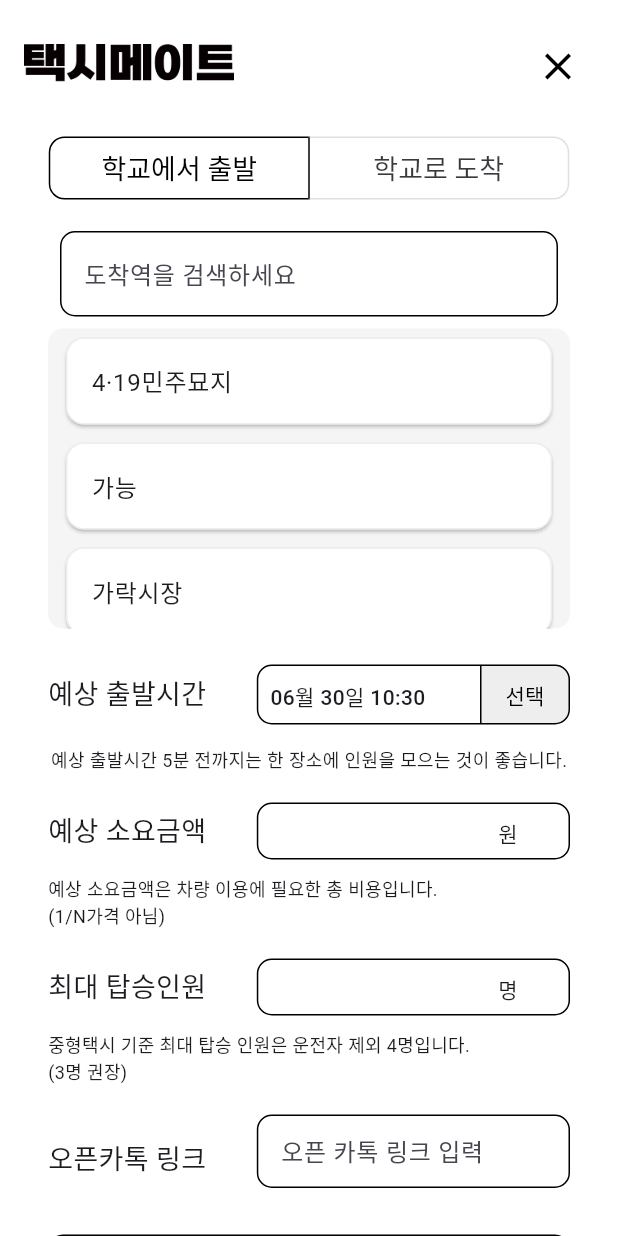
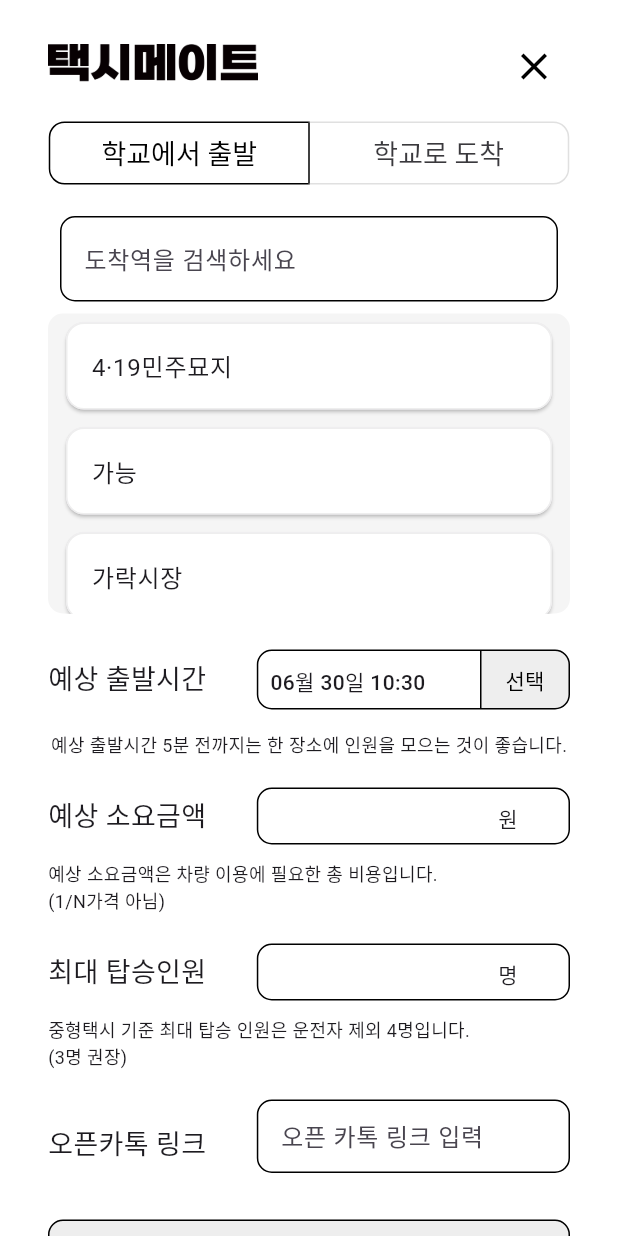
Before and after one commit to jia5232/taximate_frontend, a Flutter app: the PostFormScreen widget shown alone on an empty page, opened directly, on a phone screen of 412 x 824 dp. Run offline on Flutter 3.47's test engine with Material 3 defaults, Android fonts, the phone set to English and light mode, and no system bars; our stand-ins replace dio, flutter_riverpod, flutter_secure_storage, font_awesome_flutter, go_router, package_info_plus and 2 more; missing offline and left inert: flutter_email_sender; accounts and stored records are empty; generated files the repository leaves out were written again; Roboto replaces fonts that are missing (GmarketSans).

Commit message:
feat: 글 작성 수정폼 UI 변경

```diff
--- a/lib/post/view/post_form_screen.dart
+++ b/lib/post/view/post_form_screen.dart
@@ -175,7 +175,7 @@ class _PostFormScreenState extends ConsumerState<PostFormScreen> {
             child: Column(
               children: [
                 _buildTop(ref, context),
-                SizedBox(height: 20),
+                SizedBox(height: 10),
                 ToggleButtons(
                   children: [
                     Padding(
@@ -632,7 +632,8 @@ class _PostFormScreenState extends ConsumerState<PostFormScreen> {
       univName = memberState.univName; // ex.'국민대학교'
     }
 
-    return Container(
+    return Padding(
+      padding: const EdgeInsets.symmetric(horizontal: 16.0),
       child: Row(
         mainAxisAlignment: MainAxisAlignment.spaceBetween,
         children: [
--- a/lib/post/view/post_update_form_screen.dart
+++ b/lib/post/view/post_update_form_screen.dart
@@ -583,7 +583,6 @@ class _PostUpdateFormScreenState extends ConsumerState<PostUpdateFormScreen> {
                         height: 46,
                         child: TextButton(
                           onPressed: () async {
-                            //posts/create으로 요청 보낼때 header에 accessToken 같이 보내야 됨
                             isFromSchool = fromSchool;
                             String? depart = fromSchool
                                 ? "" // 백엔드에서 사용자의 대학 이름으로 기재함.
@@ -692,7 +691,8 @@ class _PostUpdateFormScreenState extends ConsumerState<PostUpdateFormScreen> {
       univName = memberState.univName; // ex.'국민대학교'
     }
 
-    return Container(
+    return Padding(
+      padding: const EdgeInsets.symmetric(horizontal: 16.0),
       child: Row(
         mainAxisAlignment: MainAxisAlignment.spaceBetween,
         children: [
```
